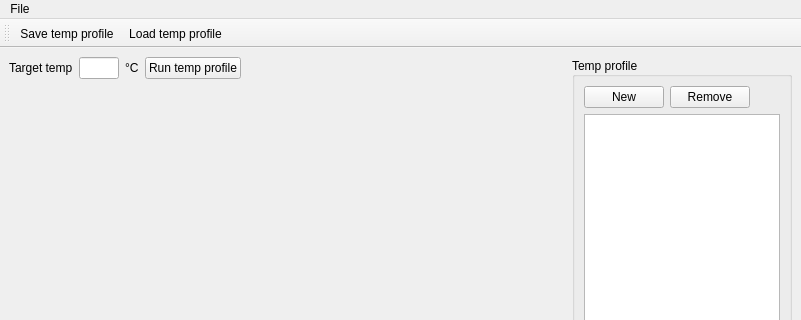
Before: the Qt Designer form pybrewMainWindow.ui in luksan/pybrew, drawn with Qt 5; both pictures show x 0 to 801 and y 0 to 320 of the 801 by 495 pixel window.
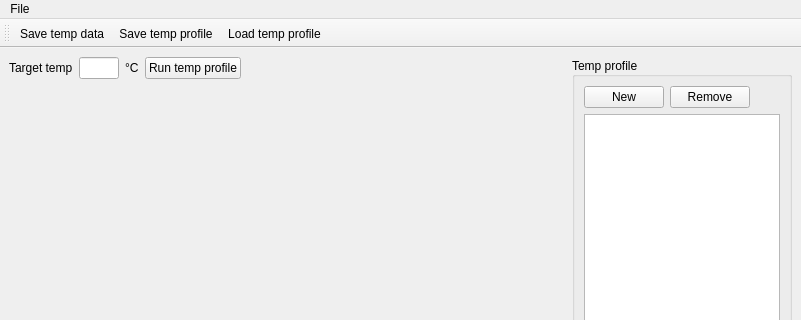
After: the same form once the commit is applied. Custom widgets are drawn as their Qt base class.

Commit message: Implement saving of temperature data to a csv file.

```diff
--- a/pybrewMainWindow.ui
+++ b/pybrewMainWindow.ui
@@ -270,6 +270,7 @@
    <attribute name="toolBarBreak">
     <bool>false</bool>
    </attribute>
+   <addaction name="actionSave_temp_data"/>
    <addaction name="actionSave_temp_profile"/>
    <addaction name="actionLoad_temp_profile"/>
   </widget>
@@ -288,6 +289,11 @@
     <string>Load temp profile</string>
    </property>
   </action>
+  <action name="actionSave_temp_data">
+   <property name="text">
+    <string>Save temp data</string>
+   </property>
+  </action>
  </widget>
  <customwidgets>
   <customwidget>
```
Left out of the diff: 17 changed lines with no effect on the pictures. The commit also changes 2 other files.
